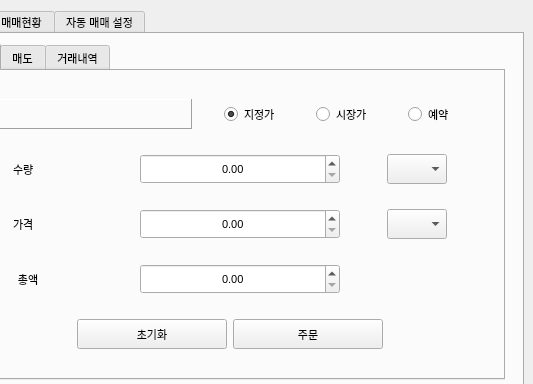
First picture: the form in main1.ui, repository changhee-won/AiCoinsTrade, before the edit; both pictures show x 521 to 1054 and y 0 to 384 of the 1054 by 800 pixel window.
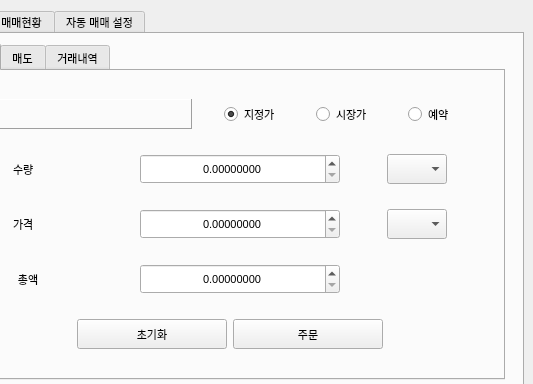
Second picture: the form after the edit.

Commit message: 수정함:        aicoin_main.py 	수정함:        main1.ui

```diff
--- a/main1.ui
+++ b/main1.ui
@@ -439,6 +439,9 @@
                   <property name="alignment">
                    <set>Qt::AlignCenter</set>
                   </property>
+                  <property name="decimals">
+                   <number>8</number>
+                  </property>
                   <property name="maximum">
                    <double>9999999999.989999771118164</double>
                   </property>
@@ -512,6 +515,9 @@
                   <property name="alignment">
                    <set>Qt::AlignCenter</set>
                   </property>
+                  <property name="decimals">
+                   <number>8</number>
+                  </property>
                   <property name="maximum">
                    <double>9999999999.989999771118164</double>
                   </property>
@@ -597,6 +603,9 @@
                   <property name="alignment">
                    <set>Qt::AlignCenter</set>
                   </property>
+                  <property name="decimals">
+                   <number>8</number>
+                  </property>
                   <property name="maximum">
                    <double>9999999999.989999771118164</double>
                   </property>
```
Left out of the diff: 9 changed lines with no effect on the pictures. The commit also changes 1 other file.
